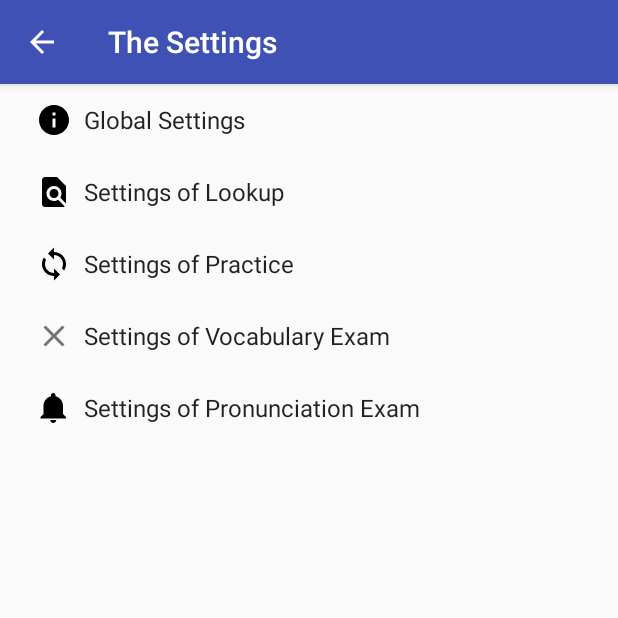
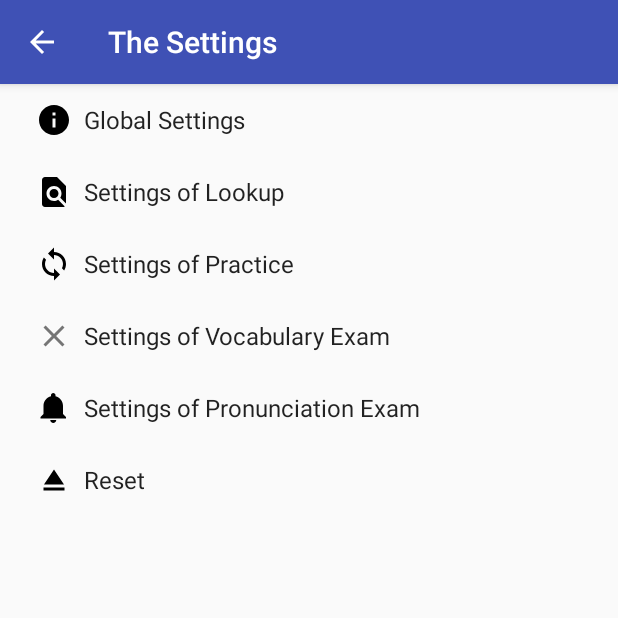
Before and after one commit to QI1002/Application, an Android app: the ConfigurationSettingActivity screen opened directly, with no data from a screen before it, on a phone screen of 412 x 824 dp, the top half of it. Run offline under Robolectric (Android 15) with nearby library versions, the phone set to English and light mode, and no system bars.

Commit message:
add a reset preference options in settings

```diff
--- /dev/null
+++ b/app/src/main/res/drawable/ic_reset_black_24dp.xml
@@ -0,0 +1,9 @@
+<vector xmlns:android="http://schemas.android.com/apk/res/android"
+    android:width="24dp"
+    android:height="24dp"
+    android:viewportWidth="24.0"
+    android:viewportHeight="24.0">
+    <path
+        android:fillColor="#FF000000"
+        android:pathData="M5 17h14v2H5zm7,-12L5.33 15h13.34z"/>
+</vector>
--- a/app/src/main/res/values/strings.xml
+++ b/app/src/main/res/values/strings.xml
@@ -93,4 +93,7 @@
     <!-- The part of Pronunciation Exam settings -->
     <string name="pref_header_pronunciation_exam">Settings of Pronunciation Exam</string>
 
+    <!-- The part of Pronunciation Exam settings -->
+    <string name="pref_header_reset">Reset</string>
+
 </resources>
--- a/app/src/main/res/xml/pref_headers.xml
+++ b/app/src/main/res/xml/pref_headers.xml
@@ -27,4 +27,9 @@
         android:title="@string/pref_header_pronunciation_exam"
         android:icon="@drawable/ic_notifications_black_24dp" />
 
+    <header
+        android:fragment="io.github.qi1002.ilearn.configuration.ConfigurationSettingActivity$ResetPreferenceFragment"
+        android:title="@string/pref_header_reset"
+        android:icon="@drawable/ic_reset_black_24dp" />
+
 </preference-headers>
```
Also changed, not shown: app/src/main/java/io/github/qi1002/ilearn/configuration/ConfigurationSettingActivity.java (+15 -1 lines).
